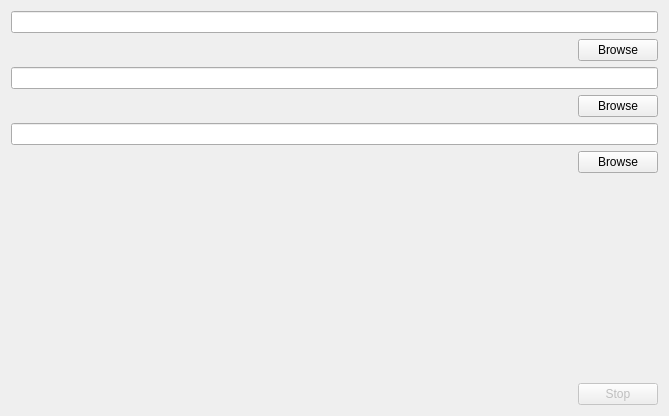
Old version of the form src/settingsDialog.ui in the repository MadisonTBlake/BatchStabilizer.
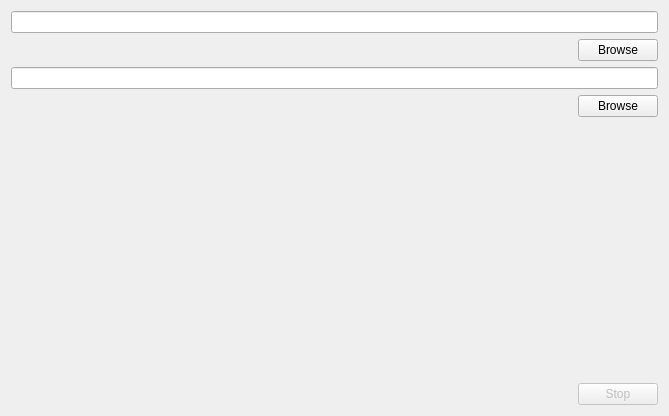
New version of the form.

The edit to the form file:
```diff
--- a/src/settingsDialog.ui
+++ b/src/settingsDialog.ui
@@ -77,37 +77,6 @@
       </item>
      </layout>
     </item>
-    <item>
-     <widget class="QLineEdit" name="le_OutputDir">
-      <property name="readOnly">
-       <bool>true</bool>
-      </property>
-     </widget>
-    </item>
-    <item>
-     <layout class="QHBoxLayout" name="horizontalLayout_2">
-      <item>
-       <spacer name="horizontalSpacer_2">
-        <property name="orientation">
-         <enum>Qt::Horizontal</enum>
-        </property>
-        <property name="sizeHint" stdset="0">
-         <size>
-          <width>40</width>
-          <height>20</height>
-         </size>
-        </property>
-       </spacer>
-      </item>
-      <item>
-       <widget class="QPushButton" name="btn_BrowseOutputDir">
-        <property name="text">
-         <string>Browse</string>
-        </property>
-       </widget>
-      </item>
-     </layout>
-    </item>
     <item>
      <spacer name="verticalSpacer">
       <property name="orientation">
```
